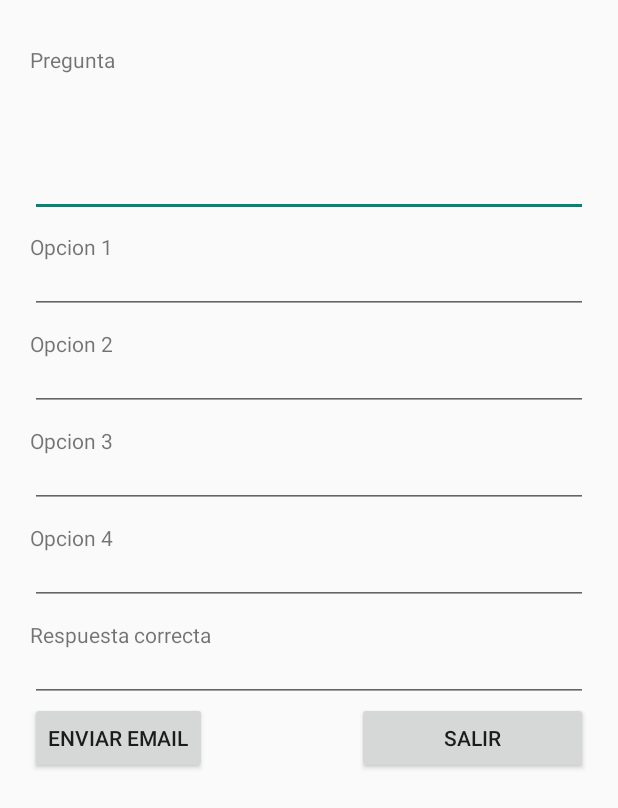
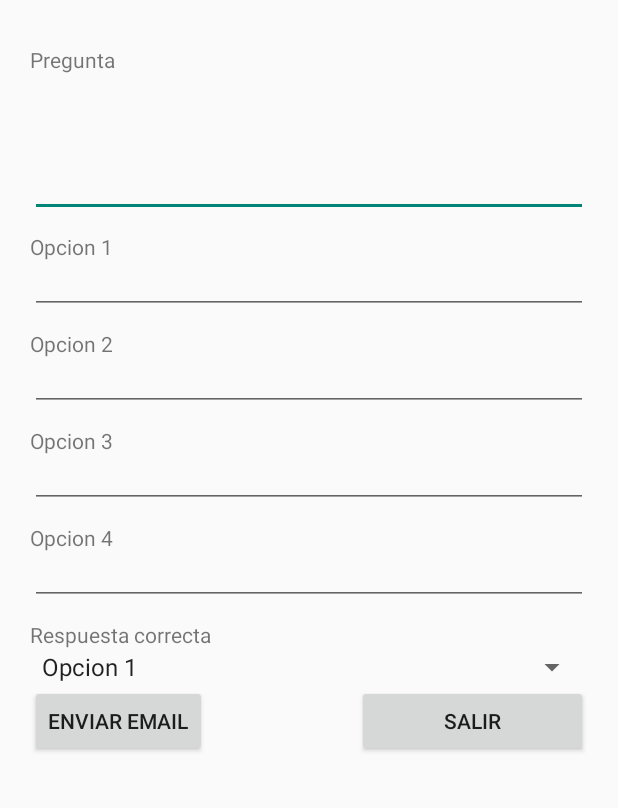
Before and after one commit to charlitoweb/Quiz, an Android app: the SendMailActivity screen opened directly, with no data from a screen before it, after a tap on "ENVIAR EMAIL", on a phone screen of 412 x 824 dp. Shown: the top 808 px of the screen. Run offline under Robolectric (Android 15) with nearby library versions, the phone set to English and light mode, and no system bars; 4 statements that could not run were skipped.

Commit message:
Se añade  un Spinner (desplegable en android) para la respuesta correcta, los valores que se muestran en el desplegable los recoge del fichero valores_pregunta_correcta.xml del directorio values

```diff
--- a/app/src/main/java/com/example/charlito/quiz/ui/SendMailActivity.java
+++ b/app/src/main/java/com/example/charlito/quiz/ui/SendMailActivity.java
@@ -4,7 +4,10 @@ import android.app.Activity;
 import android.os.Bundle;
 import android.util.Log;
 import android.view.View;
+import android.widget.AdapterView;
+import android.widget.ArrayAdapter;
 import android.widget.Button;
+import android.widget.Spinner;
 import android.widget.TextView;
 
 import com.example.charlito.quiz.R;
@@ -21,12 +24,37 @@ public class SendMailActivity extends Activity {
     private TextView opcion3Text;
     private TextView opcion4Text;
     private TextView opcionVerdaderaText;
+    private Spinner cmbOpciones;
+    private int verd; //opcion seleccionada del spinner
 
 	public void onCreate(Bundle savedInstanceState) {
 		super.onCreate(savedInstanceState);
 		setContentView(R.layout.activity_send_mail);
 		final Button send = (Button) this.findViewById(R.id.button1);
         final Button salir = (Button) this.findViewById(R.id.salirPreg);
+        //Definimos el adaptador para el spinner
+        final ArrayAdapter<CharSequence> adapter =
+                ArrayAdapter.createFromResource(this,R.array.valores_pregunta_correcta,android.R.layout.simple_spinner_item);
+        adapter.setDropDownViewResource(
+                android.R.layout.simple_spinner_dropdown_item);//Enlazamos nuestro spinner
+        cmbOpciones = (Spinner)findViewById(R.id.CmbOpciones);
+        adapter.setDropDownViewResource(
+                android.R.layout.simple_spinner_dropdown_item);
+        cmbOpciones.setAdapter(adapter);
+
+        cmbOpciones.setOnItemSelectedListener(
+                new AdapterView.OnItemSelectedListener() {
+                    public void onItemSelected(AdapterView<?> parent,
+                                               android.view.View v, int position, long id) {
+                        //lblMensaje.setText("Seleccionado: " + datos[position]);
+                        verd = position + 1;
+                    }
+
+                    public void onNothingSelected(AdapterView<?> parent) {
+                        verd = 1;
+                    }
+                });
+
             salir.setOnClickListener(new View.OnClickListener() {
                 public void onClick(View v) {
                     finish();
@@ -46,14 +74,30 @@ public class SendMailActivity extends Activity {
                 opcion2Text = (TextView) findViewById(R.id.opcion2Text);
                 opcion3Text = (TextView) findViewById(R.id.opcion3Text);
                 opcion4Text = (TextView) findViewById(R.id.opcion4Text);
-                opcionVerdaderaText = (TextView) findViewById(R.id.opcionVerdaderaText);
+                //opcionVerdaderaText = (TextView) findViewById(R.id.opcionVerdaderaText);
+
+
+
+
+
+
 
                 String emailBody = "Pregunta: "+preguntaText.getText().toString();
                 emailBody = emailBody + "<br>Opcion 1: " +opcion1Text.getText().toString();
                 emailBody = emailBody + "<br>Opcion 2: " +opcion2Text.getText().toString();
                 emailBody = emailBody + "<br>Opcion 3: " +opcion3Text.getText().toString();
                 emailBody = emailBody + "<br>Opcion 4: " +opcion4Text.getText().toString();
-                emailBody = emailBody + "<br>Opcion Correcta: " +opcionVerdaderaText.getText().toString();
+                /*String verd = CmbOpciones.getText().toString();
+                if (verd == "Opcion 1"){
+                    verd = "1";
+                }else if(verd == "Opcion 2"){
+                    verd = "2";
+                }else if (verd == "Opcion 3"){
+                    verd = "3";
+                }else{
+                    verd = "4";
+                }*/
+                emailBody = emailBody + "<br>Opcion Correcta: " +verd;
                 new SendMailTask(SendMailActivity.this).execute(fromEmail,
                         fromPassword, toEmailList, "nueva pregunta de Preguntas Freak", emailBody);
                 borraDatos();
@@ -67,6 +111,6 @@ public class SendMailActivity extends Activity {
         opcion2Text.setText("");
         opcion3Text.setText("");
         opcion4Text.setText("");
-        opcionVerdaderaText.setText("");
+//        opcionVerdaderaText.setText("");
     }
 }
--- a/app/src/main/res/layout/activity_send_mail.xml
+++ b/app/src/main/res/layout/activity_send_mail.xml
@@ -86,11 +86,14 @@
         android:text="Respuesta correcta"
         />
 
-    <EditText
+    <!--<EditText
         android:id="@+id/opcionVerdaderaText"
         android:layout_width="match_parent"
         android:layout_height="wrap_content"
-        android:padding="5dp"/>
+        android:padding="5dp"/>-->
+    <Spinner android:id="@+id/CmbOpciones"
+        android:layout_width="match_parent"
+        android:layout_height="wrap_content" />
     <LinearLayout
         android:layout_width="fill_parent"
         android:layout_height="wrap_content"
--- /dev/null
+++ b/app/src/main/res/values/valores_pregunta_correcta.xml
@@ -0,0 +1,9 @@
+<?xml version="1.0" encoding="utf-8"?>
+<resources>
+    <string-array name="valores_pregunta_correcta">
+        <item>Opcion 1</item>
+        <item>Opcion 2</item>
+        <item>Opcion 3</item>
+        <item>Opcion 4</item>
+    </string-array>
+</resources>
```
Also changed, not shown: app/src/main/java/com/example/charlito/quiz/ui/Puntuaciones.java (+39 -7 lines), app/src/main/res/layout/listado_puntuaciones.xml (line endings or trailing spaces).
